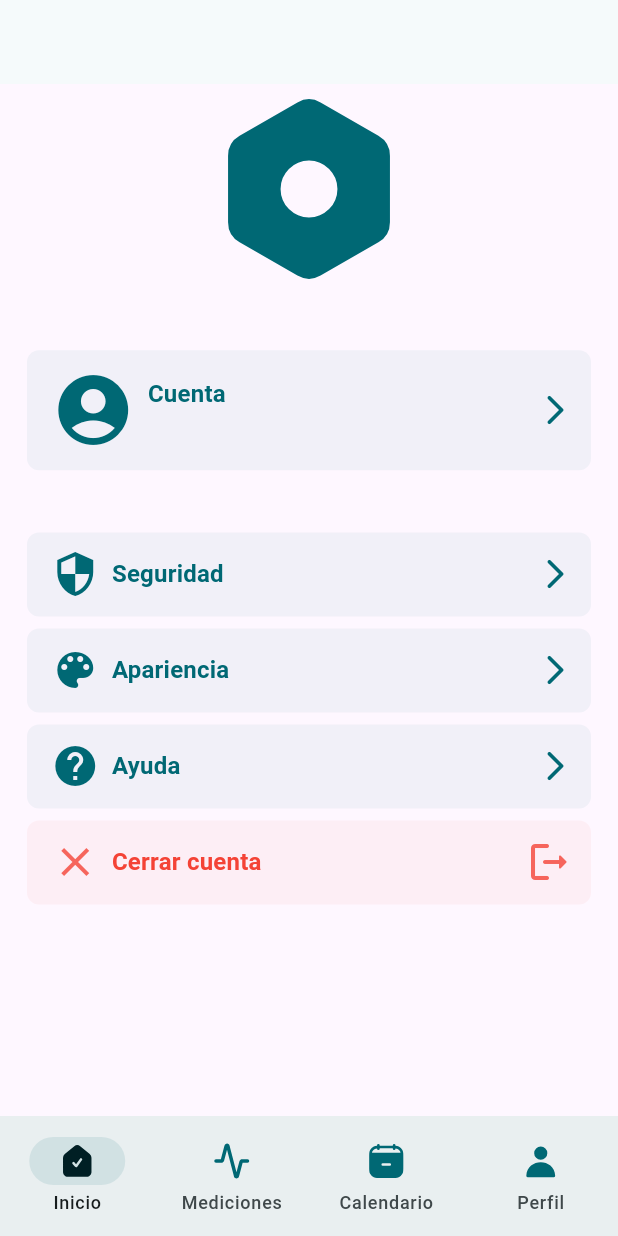
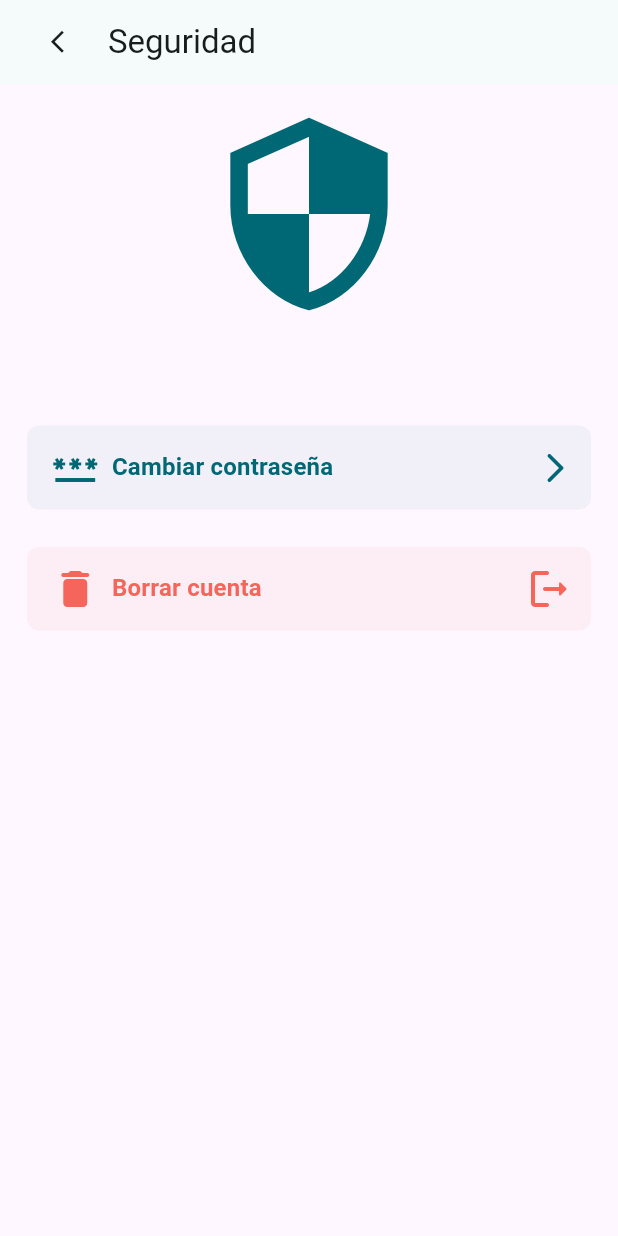
Before and after one commit to palmerovicdev/harmoni, a Flutter app: the MyProfileSettingPage screen opened by its route, after a tap on "Seguridad", on a phone screen of 412 x 824 dp. Run offline on Flutter 3.47's test engine with Material 3 defaults, Android fonts, the phone set to English and light mode, and no system bars; our stand-ins replace bloc, dio, drift, equatable, flutter_bloc, flutter_svg and 3 more; missing offline and left inert: crypt; accounts and stored records are empty; generated files the repository leaves out were written again; statements that could not run were skipped.

Commit message:
feat: some implementations over the code

```diff
--- a/lib/core/helpers/settings_enums.dart
+++ b/lib/core/helpers/settings_enums.dart
@@ -1 +1 @@
-enum SettingsEnums { shouldShowLogOutDialog, shouldShowAccountPopDialog }
+enum SettingsEnums { shouldShowLogOutDialog, shouldShowAccountPopDialog, shouldShowDeleteAccountPopDialog }
--- a/lib/core/helpers/utils.dart
+++ b/lib/core/helpers/utils.dart
@@ -38,6 +38,7 @@ Future<void> showConditionalDialog(
   required Function() onAcceptPressed,
   String? dialogSettingOptionName,
   EdgeInsets? padding,
+  bool shouldShowCheckBox = true,
 }) async {
   await showDialog(
     context: context,
@@ -53,7 +54,7 @@ Future<void> showConditionalDialog(
           height: 40,
           child: Row(
             children: [
-              CheckBoxWidget(
+              if (shouldShowCheckBox) CheckBoxWidget(
                 screenWidth: screenWidth,
                 callBack: (value) => shouldShowAgain = !value,
               ),
--- a/lib/features/home/model/model/activity_model.dart
+++ b/lib/features/home/model/model/activity_model.dart
@@ -1,5 +1,3 @@
-
-
 class Activity {
   int? id;
   String? name;
--- a/lib/features/home/model/model/mood_track_model.dart
+++ b/lib/features/home/model/model/mood_track_model.dart
@@ -1,5 +1,3 @@
-
-
 class MoodTrack {
   int? id;
   int? userId;
--- a/lib/features/my_profile/presentation/widget/email_input_field_widget.dart
+++ b/lib/features/my_profile/presentation/widget/email_input_field_widget.dart
@@ -42,7 +42,7 @@ class _EmailInputFieldWidgetState extends State<EmailInputFieldWidget> {
               )
             : null,
         filled: true,
-        fillColor: Theme.of(context).colorScheme.surfaceContainer,
+        fillColor: Theme.of(context).colorScheme.primary.withOpacity(0.1),
         border: OutlineInputBorder(
           borderRadius: BorderRadius.circular(12), // Define el radio de las esquinas.
           borderSide: BorderSide.none, // Sin borde visible.
--- a/lib/features/my_profile/presentation/widget/password_input_field_widget.dart
+++ b/lib/features/my_profile/presentation/widget/password_input_field_widget.dart
@@ -38,7 +38,7 @@ class _PasswordInputFieldWidgetState extends State<PasswordInputFieldWidget> {
           borderRadius: BorderRadius.circular(12),
         ),
         filled: true,
-        fillColor: Theme.of(context).colorScheme.surfaceContainer,
+        fillColor: Theme.of(context).colorScheme.primary.withOpacity(0.1),
         border: OutlineInputBorder(
           borderRadius: BorderRadius.circular(12), // Define el radio de las esquinas.
           borderSide: BorderSide.none, // Sin borde visible.
--- a/lib/features/my_profile/service/my_profile_service.dart
+++ b/lib/features/my_profile/service/my_profile_service.dart
@@ -109,6 +109,10 @@ class MyProfileService {
   Future<User?> getUserProfileByEmail(String email) async {
     return await _myProfileRepository.getUserProfileByEmail(email);
   }
+
+  void deleteUserProfileByNameOrEmail({String? name, String? email}) {
+    _myProfileRepository.deleteUserProfileByNameOrEmail(name: name ?? userProfile?.name, email: email ?? userProfile?.email);
+  }
 }
 
 enum EmailValidationResult { invalid, repeated, success }
--- a/lib/features/settings/presentation/page/my_profile_setting_page.dart
+++ b/lib/features/settings/presentation/page/my_profile_setting_page.dart
@@ -17,10 +17,9 @@ class MyProfileSettingPage extends StatelessWidget {
 
   @override
   Widget build(BuildContext context) {
+    var color = Theme.of(context).colorScheme.primary;
     return BlocBuilder<MyProfileSettingCubit, MyProfileSettingState>(
       builder: (context, state) {
-        var color = Theme.of(context).colorScheme.primary;
-
         var data = [
           {
             "title": "Seguridad",
@@ -33,7 +32,9 @@ class MyProfileSettingPage extends StatelessWidget {
             "iconSize": 32,
             "color": color,
             "action": null,
-            "onPressed": () {},
+            "onPressed": () {
+              context.pushNamed(MyProfileRoute.security.data.name);
+            },
           },
           {
             "title": "Apariencia",
@@ -102,6 +103,7 @@ class MyProfileSettingPage extends StatelessWidget {
             child: Column(
               crossAxisAlignment: CrossAxisAlignment.start,
               children: [
+                Space.small.gap,
                 Center(
                   child: SvgPicture.asset(
                     Assets.coreCog1,
--- /dev/null
+++ b/lib/features/settings/presentation/page/security_setting_page.dart
@@ -0,0 +1,88 @@
+import 'package:flutter/material.dart';
+import 'package:flutter_bloc/flutter_bloc.dart';
+import 'package:go_router/go_router.dart';
+import 'package:harmoni/core/helpers/utils.dart';
+import 'package:harmoni/core/service_locator/service_locator.dart';
+import 'package:harmoni/core/widgets/pop_widget.dart';
+import 'package:harmoni/core/widgets/spacer.dart';
+import 'package:harmoni/features/settings/presentation/state_management/security_setting/security_setting_cubit.dart';
+import 'package:harmoni/features/settings/presentation/widget/setting_action_widget.dart';
+
+import '../../../../core/helpers/settings_enums.dart';
+import '../../../../router/general_routes.dart';
+
+class SecuritySettingPage extends StatelessWidget {
+  const SecuritySettingPage({super.key});
+
+  @override
+  Widget build(BuildContext context) {
+    var color = Theme.of(context).colorScheme.primary;
+    return BlocBuilder<SecuritySettingCubit, SecuritySettingState>(
+      builder: (context, state) {
+        return Scaffold(
+          appBar: AppBar(
+            leading: PopWidget(),
+            title: Text('Seguridad'),
+          ),
+          body: SingleChildScrollView(
+            child: Column(
+              children: [
+                Space.small.gap,
+                Center(
+                  child: Icon(
+                    Icons.security_outlined,
+                    size: 140,
+                    color: color,
+                  ),
+                ),
+                Space.medium.gap,
+                Space.medium.gap,
+                SettingActionWidget(
+                  title: 'Cambiar contraseña',
+                  color: color,
+                  leading: Icon(
+                    Icons.password_outlined,
+                    size: 32,
+                    color: color,
+                  ),
+                  onPressed: () {
+
+                  },
+                ),
+                Space.small.gap,
+                SettingActionWidget(
+                  title: 'Borrar cuenta',
+                  color: Colors.red.withOpacity(0.8),
+                  leading: Icon(
+                    Icons.delete_rounded,
+                    size: 32,
+                    color: Colors.red.withOpacity(0.8),
+                  ),
+                  onPressed: () async {
+                    var response = false;
+                    await showConditionalDialog(
+                      context,
+                      'Estas seguro de querer borrar tu cuenta?',
+                      onAcceptPressed: () => response = true,
+                      dialogSettingOptionName: SettingsEnums.shouldShowDeleteAccountPopDialog.name,
+                      shouldShowCheckBox: false,
+                    );
+                    if (!response) return;
+                    getMyProfileService().deleteUserProfileByNameOrEmail(name: getMyProfileService().userProfile?.name, email: getMyProfileService().userProfile?.email);
+                    getMyProfileService().userProfile = null;
+                    if (context.mounted) context.goNamed(HomeRoute.home.data.name);
+                  },
+                  action: Icon(
+                    Icons.logout_rounded,
+                    size: 32,
+                    color: Colors.red.withOpacity(0.8),
+                  ),
+                ),
+              ],
+            ),
+          ),
+        );
+      },
+    );
+  }
+}
--- a/lib/features/settings/presentation/state_management/account_setting/account_setting_state.dart
+++ b/lib/features/settings/presentation/state_management/account_setting/account_setting_state.dart
@@ -2,7 +2,6 @@ part of 'account_setting_cubit.dart';
 
 sealed class AccountSettingState extends Equatable {
   const AccountSettingState();
-
 }
 
 final class AccountSettingInitial extends AccountSettingState {
--- /dev/null
+++ b/lib/features/settings/presentation/state_management/security_setting/security_setting_cubit.dart
@@ -0,0 +1,8 @@
+import 'package:bloc/bloc.dart';
+import 'package:equatable/equatable.dart';
+
+part 'security_setting_state.dart';
+
+class SecuritySettingCubit extends Cubit<SecuritySettingState> {
+  SecuritySettingCubit() : super(SecuritySettingInitial());
+}
--- /dev/null
+++ b/lib/features/settings/presentation/state_management/security_setting/security_setting_state.dart
@@ -0,0 +1,10 @@
+part of 'security_setting_cubit.dart';
+
+sealed class SecuritySettingState extends Equatable {
+  const SecuritySettingState();
+}
+
+final class SecuritySettingInitial extends SecuritySettingState {
+  @override
+  List<Object> get props => [];
+}
--- a/lib/main.dart
+++ b/lib/main.dart
@@ -2,6 +2,7 @@ import 'package:flutter/material.dart';
 import 'package:flutter_bloc/flutter_bloc.dart';
 import 'package:harmoni/features/home/presentation/state_management/home_cubit.dart';
 import 'package:harmoni/features/my_profile/presentation/state_management/gender_selection/gender_selection_cubit.dart';
+import 'package:harmoni/features/settings/presentation/state_management/security_setting/security_setting_cubit.dart';
 import 'package:harmoni/router/router.dart';
 
 import 'core/helpers/logger.dart';
@@ -39,6 +40,7 @@ class Harmoni extends StatelessWidget {
         BlocProvider(create: (context) => GenderSelectionCubit()),
         BlocProvider(create: (context) => MyProfileSettingCubit()),
         BlocProvider(create: (context) => AccountSettingCubit()),
+        BlocProvider(create: (context) => SecuritySettingCubit()),
       ],
       child: MaterialApp.router(
         theme: ThemeData.light(
--- a/lib/router/general_routes.dart
+++ b/lib/router/general_routes.dart
@@ -21,6 +21,7 @@ enum MyProfileRoute {
   signUp(RoutesData(name: 'sign_up', path: '/sign_up')),
   gender(RoutesData(name: 'gender', path: '/gender')),
   my_profile(RoutesData(name: 'my_profile', path: '/my_profile')),
+  security(RoutesData(name: 'security', path: '/security')),
   account(RoutesData(name: 'account', path: '/account')),
   allDone(RoutesData(name: 'all_done', path: '/all_done'));
 
--- a/lib/router/router.dart
+++ b/lib/router/router.dart
@@ -14,6 +14,7 @@ import 'package:harmoni/router/router_observer.dart';
 
 import '../features/my_profile/presentation/page/all_done_page.dart';
 import '../features/settings/presentation/page/my_profile_setting_page.dart';
+import '../features/settings/presentation/page/security_setting_page.dart';
 import 'general_routes.dart';
 
 final rootNavigatorKey = GlobalKey<NavigatorState>();
@@ -78,6 +79,11 @@ GoRouter router = GoRouter(
       name: MyProfileRoute.account.data.name,
       pageBuilder: (context, state) => MaterialPage(child: AccountSettingPage()),
     ),
+    GoRoute(
+      path: MyProfileRoute.security.data.path,
+      name: MyProfileRoute.security.data.name,
+      pageBuilder: (context, state) => MaterialPage(child: SecuritySettingPage()),
+    ),
   ],
 );
 
```
Also changed, not shown: lib/core/widgets/pop_widget.dart (+6 -3 lines), lib/features/my_profile/presentation/page/sign_up_page.dart (+5 -2 lines), lib/features/settings/presentation/page/account_setting_page.dart (+32 -14 lines).
